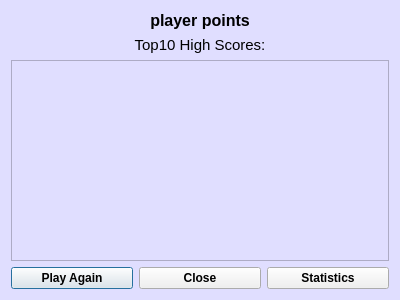
Before: the Qt Designer form Game/gameoverdialog.ui in miikka0000/BusDestroyer2000-Game-with-Qt, drawn with Qt 5.
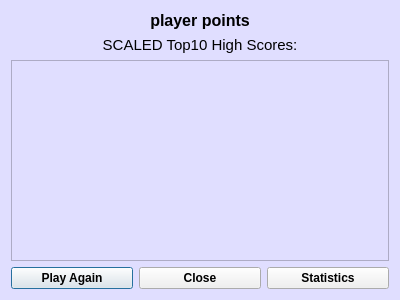
After: the same form once the commit is applied.

Commit message: muokattu gameoverdialogin labelia

Patch:
```diff
--- a/Game/gameoverdialog.ui
+++ b/Game/gameoverdialog.ui
@@ -60,7 +60,7 @@
         </font>
        </property>
        <property name="text">
-        <string>Top10 High Scores:</string>
+        <string>SCALED Top10 High Scores:</string>
        </property>
        <property name="alignment">
         <set>Qt::AlignCenter</set>
```
The commit also changes 2 other files.
